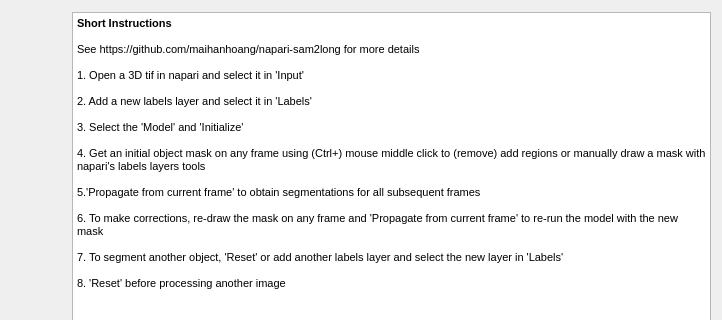
Old version of the form src/UI_files/SAM_V2.ui in the repository maihanhoang/napari-sam2long; both pictures show x 0 to 722 and y 208 to 528 of the 722 by 851 pixel window.
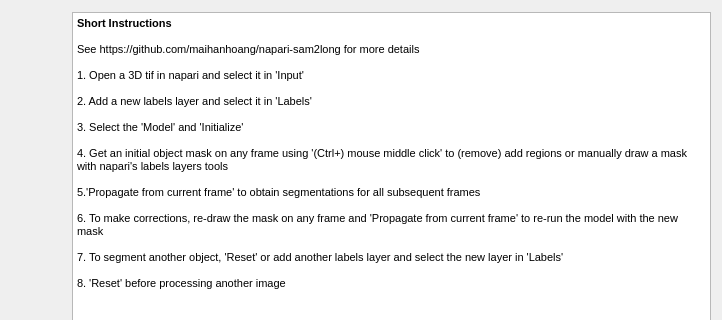
New version of the form.

The edit to the form file:
```diff
--- a/src/UI_files/SAM_V2.ui
+++ b/src/UI_files/SAM_V2.ui
@@ -151,7 +151,7 @@
 &lt;p style=&quot;-qt-paragraph-type:empty; margin-top:0px; margin-bottom:0px; margin-left:0px; margin-right:0px; -qt-block-indent:0; text-indent:0px; font-size:8.25pt;&quot;&gt;&lt;br /&gt;&lt;/p&gt;
 &lt;p style=&quot; margin-top:0px; margin-bottom:0px; margin-left:0px; margin-right:0px; -qt-block-indent:0; text-indent:0px;&quot;&gt;&lt;span style=&quot; font-size:8.25pt;&quot;&gt;3. Select the 'Model' and 'Initialize'&lt;/span&gt;&lt;/p&gt;
 &lt;p style=&quot;-qt-paragraph-type:empty; margin-top:0px; margin-bottom:0px; margin-left:0px; margin-right:0px; -qt-block-indent:0; text-indent:0px; font-size:8.25pt;&quot;&gt;&lt;br /&gt;&lt;/p&gt;
-&lt;p style=&quot; margin-top:0px; margin-bottom:0px; margin-left:0px; margin-right:0px; -qt-block-indent:0; text-indent:0px;&quot;&gt;&lt;span style=&quot; font-size:8.25pt;&quot;&gt;4. Get an initial object mask on any frame using (Ctrl+) mouse middle click to (remove) add regions or manually draw a mask with napari's labels layers tools&lt;/span&gt;&lt;/p&gt;
+&lt;p style=&quot; margin-top:0px; margin-bottom:0px; margin-left:0px; margin-right:0px; -qt-block-indent:0; text-indent:0px;&quot;&gt;&lt;span style=&quot; font-size:8.25pt;&quot;&gt;4. Get an initial object mask on any frame using '(Ctrl+) mouse middle click' to (remove) add regions or manually draw a mask with napari's labels layers tools&lt;/span&gt;&lt;/p&gt;
 &lt;p style=&quot;-qt-paragraph-type:empty; margin-top:0px; margin-bottom:0px; margin-left:0px; margin-right:0px; -qt-block-indent:0; text-indent:0px; font-size:8.25pt;&quot;&gt;&lt;br /&gt;&lt;/p&gt;
 &lt;p style=&quot; margin-top:0px; margin-bottom:0px; margin-left:0px; margin-right:0px; -qt-block-indent:0; text-indent:0px;&quot;&gt;&lt;span style=&quot; font-size:8.25pt;&quot;&gt;5.'Propagate from current frame' to obtain segmentations for all subsequent frames  &lt;/span&gt;&lt;/p&gt;
 &lt;p style=&quot;-qt-paragraph-type:empty; margin-top:0px; margin-bottom:0px; margin-left:0px; margin-right:0px; -qt-block-indent:0; text-indent:0px; font-size:8.25pt;&quot;&gt;&lt;br /&gt;&lt;/p&gt;
```
